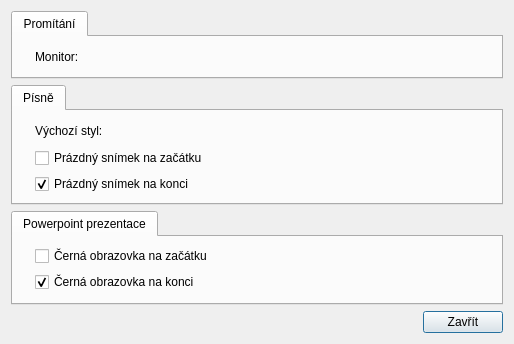
CZDanol/StrawLumen, file src/gui/settingsdialog.ui: the form before one commit.
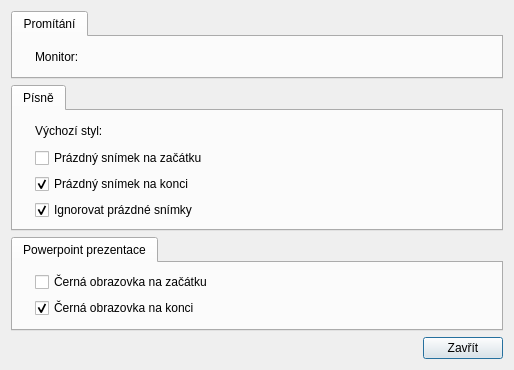
The form after the commit. Icons and pictures are not drawn. Custom widgets are drawn as their Qt base class.

What changed in the file:
```diff
--- a/src/gui/settingsdialog.ui
+++ b/src/gui/settingsdialog.ui
@@ -10,7 +10,7 @@
     <x>0</x>
     <y>0</y>
     <width>514</width>
-    <height>338</height>
+    <height>361</height>
    </rect>
   </property>
   <property name="windowTitle">
@@ -182,6 +182,23 @@
          </property>
         </widget>
        </item>
+       <item row="3" column="0">
+        <widget class="QLabel" name="label_11">
+         <property name="pixmap">
+          <pixmap resource="../../res/resources.qrc">:/icons/16/Last_16px.png</pixmap>
+         </property>
+        </widget>
+       </item>
+       <item row="3" column="1" colspan="3">
+        <widget class="QCheckBox" name="cbIgnoreEmptySongSlides">
+         <property name="text">
+          <string>Ignorovat prázdné snímky</string>
+         </property>
+         <property name="checked">
+          <bool>true</bool>
+         </property>
+        </widget>
+       </item>
       </layout>
      </widget>
     </widget>
```
Left out of the diff: 84 changed lines with no effect on the pictures.
